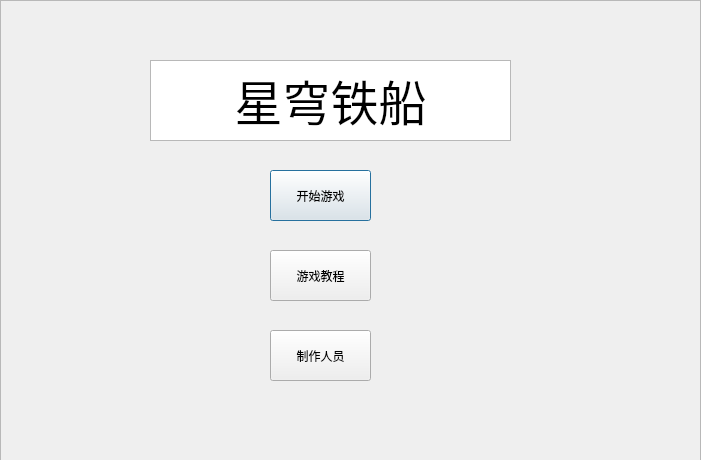
Above: QtProject_Starship/main_menu.ui from leason-lyx/QtProject_Starship before the change. Below: the same form after it.
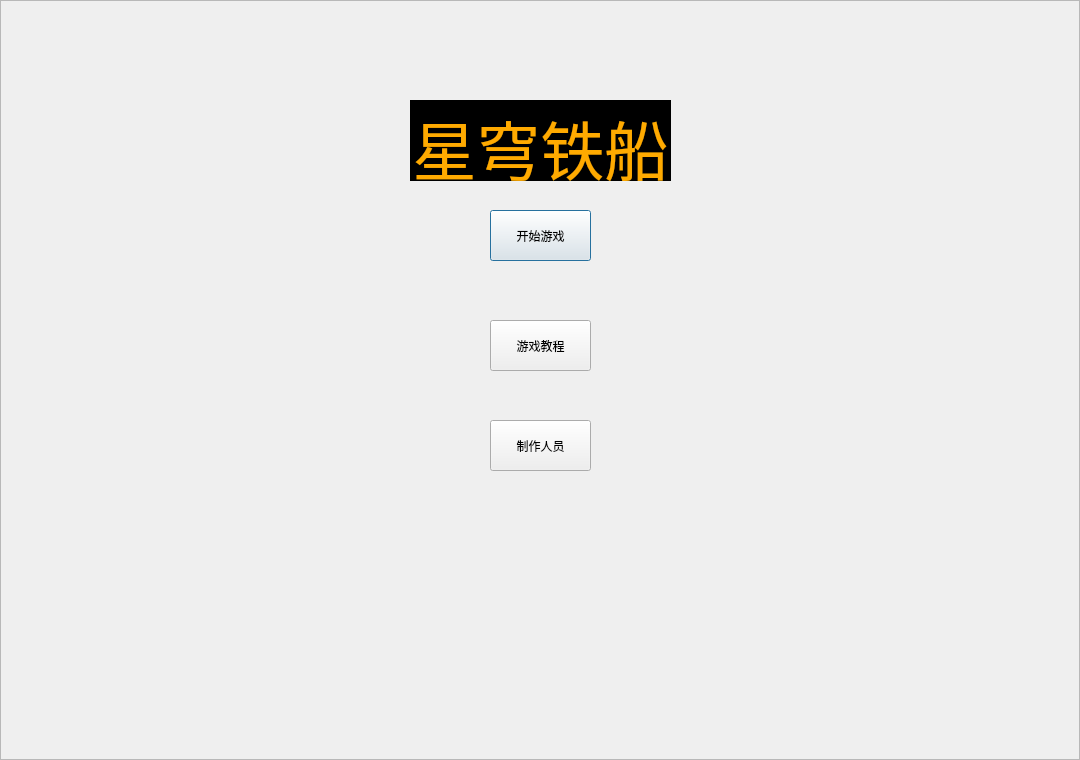
That is the form after the change. Icons and pictures are not drawn.

Commit message: add credits,change main menu

Patch:
```diff
--- a/QtProject_Starship/main_menu.ui
+++ b/QtProject_Starship/main_menu.ui
@@ -6,8 +6,8 @@
    <rect>
     <x>0</x>
     <y>0</y>
-    <width>701</width>
-    <height>460</height>
+    <width>1080</width>
+    <height>760</height>
    </rect>
   </property>
   <property name="windowTitle">
@@ -16,75 +16,13 @@
   <property name="styleSheet">
    <string notr="true"/>
   </property>
-  <widget class="QPushButton" name="pushButton">
-   <property name="geometry">
-    <rect>
-     <x>270</x>
-     <y>170</y>
-     <width>101</width>
-     <height>51</height>
-    </rect>
-   </property>
-   <property name="text">
-    <string>开始游戏</string>
-   </property>
-  </widget>
-  <widget class="QTextBrowser" name="textBrowser">
-   <property name="geometry">
-    <rect>
-     <x>150</x>
-     <y>60</y>
-     <width>361</width>
-     <height>81</height>
-    </rect>
-   </property>
-   <property name="styleSheet">
-    <string notr="true"/>
-   </property>
-   <property name="html">
-    <string>&lt;!DOCTYPE HTML PUBLIC &quot;-//W3C//DTD HTML 4.0//EN&quot; &quot;http://www.w3.org/TR/REC-html40/strict.dtd&quot;&gt;
-&lt;html&gt;&lt;head&gt;&lt;meta name=&quot;qrichtext&quot; content=&quot;1&quot; /&gt;&lt;meta charset=&quot;utf-8&quot; /&gt;&lt;style type=&quot;text/css&quot;&gt;
-p, li { white-space: pre-wrap; }
-hr { height: 1px; border-width: 0; }
-li.unchecked::marker { content: &quot;\2610&quot;; }
-li.checked::marker { content: &quot;\2612&quot;; }
-&lt;/style&gt;&lt;/head&gt;&lt;body style=&quot; font-family:'Microsoft YaHei UI'; font-size:9pt; font-weight:400; font-style:normal;&quot;&gt;
-&lt;p align=&quot;center&quot; style=&quot; margin-top:0px; margin-bottom:0px; margin-left:0px; margin-right:0px; -qt-block-indent:0; text-indent:0px;&quot;&gt;&lt;span style=&quot; font-size:36pt;&quot;&gt;星穹铁船&lt;/span&gt;&lt;/p&gt;&lt;/body&gt;&lt;/html&gt;</string>
-   </property>
-  </widget>
-  <widget class="QPushButton" name="pushButton_2">
-   <property name="geometry">
-    <rect>
-     <x>270</x>
-     <y>250</y>
-     <width>101</width>
-     <height>51</height>
-    </rect>
-   </property>
-   <property name="text">
-    <string>游戏教程</string>
-   </property>
-  </widget>
-  <widget class="QPushButton" name="pushButton_3">
-   <property name="geometry">
-    <rect>
-     <x>270</x>
-     <y>330</y>
-     <width>101</width>
-     <height>51</height>
-    </rect>
-   </property>
-   <property name="text">
-    <string>制作人员</string>
-   </property>
-  </widget>
   <widget class="QFrame" name="frame">
    <property name="geometry">
     <rect>
      <x>0</x>
      <y>0</y>
-     <width>701</width>
-     <height>461</height>
+     <width>1080</width>
+     <height>760</height>
     </rect>
    </property>
    <property name="styleSheet">
@@ -96,6 +34,70 @@
    <property name="frameShadow">
     <enum>QFrame::Raised</enum>
    </property>
+   <widget class="QLabel" name="label">
+    <property name="enabled">
+     <bool>true</bool>
+    </property>
+    <property name="geometry">
+     <rect>
+      <x>410</x>
+      <y>100</y>
+      <width>261</width>
+      <height>81</height>
+     </rect>
+    </property>
+    <property name="autoFillBackground">
+     <bool>false</bool>
+    </property>
+    <property name="styleSheet">
+     <string notr="true">background-color: rgb(0, 0, 0)</string>
+    </property>
+    <property name="text">
+     <string>&lt;html&gt;&lt;head/&gt;&lt;body&gt;&lt;p align=&quot;center&quot;&gt;&lt;span style=&quot; font-size:48pt; color:#ffaa00;&quot;&gt;星穹铁船&lt;/span&gt;&lt;/p&gt;&lt;/body&gt;&lt;/html&gt;</string>
+    </property>
+    <property name="margin">
+     <number>1</number>
+    </property>
+   </widget>
+   <widget class="QPushButton" name="pushButton">
+    <property name="geometry">
+     <rect>
+      <x>490</x>
+      <y>210</y>
+      <width>101</width>
+      <height>51</height>
+     </rect>
+    </property>
+    <property name="text">
+     <string>开始游戏</string>
+    </property>
+   </widget>
+   <widget class="QPushButton" name="pushButton_3">
+    <property name="geometry">
+     <rect>
+      <x>490</x>
+      <y>420</y>
+      <width>101</width>
+      <height>51</height>
+     </rect>
+    </property>
+    <property name="text">
+     <string>制作人员</string>
+    </property>
+   </widget>
+   <widget class="QPushButton" name="pushButton_2">
+    <property name="geometry">
+     <rect>
+      <x>490</x>
+      <y>320</y>
+      <width>101</width>
+      <height>51</height>
+     </rect>
+    </property>
+    <property name="text">
+     <string>游戏教程</string>
+    </property>
+   </widget>
   </widget>
   <zorder>frame</zorder>
   <zorder>pushButton</zorder>
```
Left out of the diff: 12 changed lines with no effect on the pictures. The commit also changes 6 other files.
